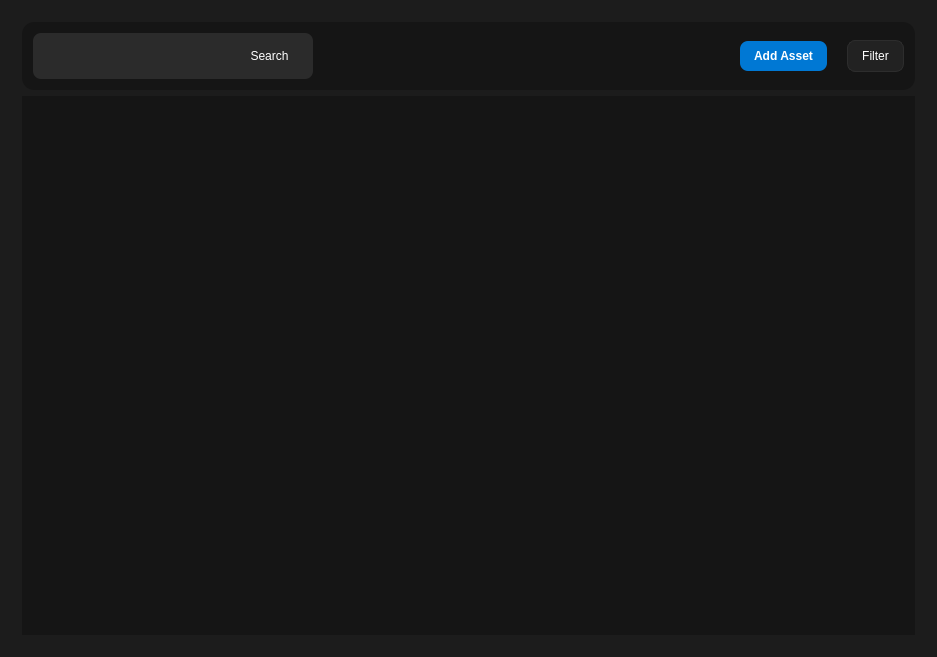
Old version of the form InventoryQtApp/AssetsPage.ui in the repository Felipeact/InventoryQtApp.
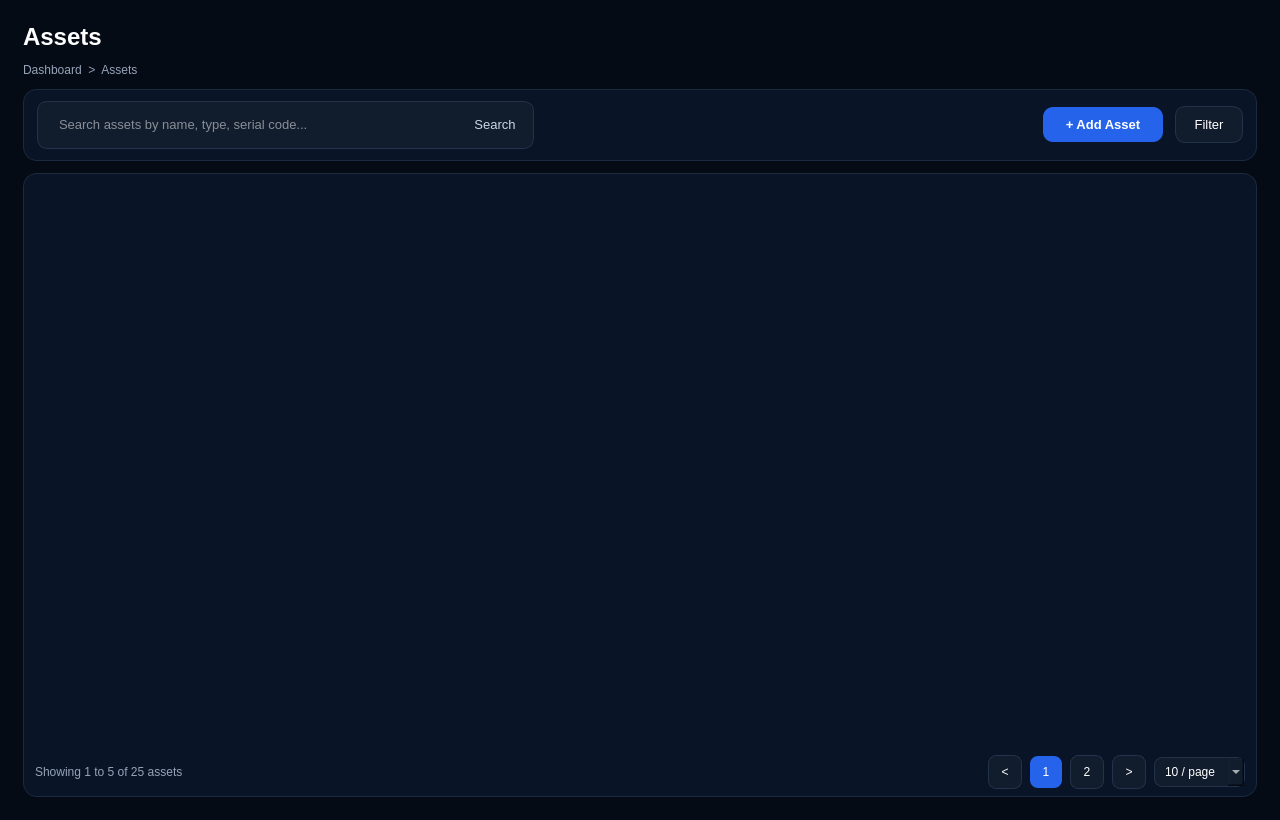
New version of the form. Icons and pictures are not drawn.

Commit message: Item and Asset Page ui update

```diff
--- a/InventoryQtApp/AssetsPage.ui
+++ b/InventoryQtApp/AssetsPage.ui
@@ -6,288 +6,295 @@
    <rect>
     <x>0</x>
     <y>0</y>
-    <width>937</width>
-    <height>657</height>
+    <width>1280</width>
+    <height>820</height>
    </rect>
   </property>
   <property name="windowTitle">
-   <string>AssetsPage</string>
+   <string>Assets</string>
   </property>
   <property name="styleSheet">
-   <string notr="true">QWidget {
-    background-color: #1c1c1c;
-    color: #ffffff;
-}
+   <string notr="true">
+				QWidget {
+				background-color: #050B14;
+				color: white;
+				font-family: &quot;Segoe UI&quot;;
+				}
 
+				QWidget#pageContainer {
+				background-color: transparent;
+				}
 
-QWidget#toolbarContainer {
-    background-color: #151515;
-    border-radius: 12px;
-}
+				QLabel#pageTitle {
+				font-size: 24px;
+				font-weight: 700;
+				color: white;
+				}
 
-QLineEdit#assetSearchInput {
-    background-color: #222222;
-    border: 1px solid #2d2d2d;
-    border-radius: 8px;
-    padding: 8px 12px;
-    color: #ffffff;
-}
+				QLabel#breadcrumbLabel {
+				font-size: 12px;
+				color: #94A3B8;
+				}
 
-QPushButton#addAssetButton {
-    background-color: #0078d4;
-    color: white;
-    border: none;
-    border-radius: 8px;
-    padding: 8px 14px;
-    font-weight: 600;
-}
+				QWidget#toolbarContainer {
+				background-color: #091426;
+				border: 1px solid #1A2A40;
+				border-radius: 14px;
+				}
 
-QPushButton#filterAssetButton {
-    background-color: #222222;
-    color: #ffffff;
-    border: 1px solid #2d2d2d;
-    border-radius: 8px;
-    padding: 8px 14px;
-}
+				QWidget#searchContainer {
+				background-color: #111C2D;
+				border: 1px solid #22324A;
+				border-radius: 10px;
+				}
 
-QTableWidget#assetsTable {
-    background-color: #151515;
-    color: #ffffff;
-    border: none;
-    gridline-color: transparent;
-    outline: none;
-}
+				QLineEdit#assetSearchInput {
+				border: none;
+				background: transparent;
+				color: white;
+				padding-left: 12px;
+				font-size: 13px;
+				}
 
-QHeaderView::section {
-    background-color: #202020;
-    color: #9ca3af;
-    border: none;
-    padding-left: 12px;
-    font-weight: 600;
-}
+				QPushButton#assetSearchButton {
+				border: none;
+				background: transparent;
+				color: #CBD5E1;
+				padding-right: 10px;
+				font-size: 13px;
+				}
 
-QTableWidget::item {
-    border-bottom: 1px solid #252525;
-    padding-left: 12px;
-}
+				QPushButton#addAssetButton {
+				background-color: #2563EB;
+				color: white;
+				border: none;
+				border-radius: 10px;
+				padding: 10px 22px;
+				font-size: 13px;
+				font-weight: 600;
+				}
 
-QTableWidget::item:selected {
-    background-color: #243044;
-}
+				QPushButton#addAssetButton:hover {
+				background-color: #3B82F6;
+				}
 
-QPushButton#viewActionButton {
-    background-color: #f59e0b;
-    color: white;
-    border: none;
-    border-radius: 6px;
-}
+				QPushButton#filterAssetButton {
+				background-color: #111C2D;
+				border: 1px solid #22324A;
+				color: white;
+				border-radius: 10px;
+				padding: 10px 18px;
+				font-size: 13px;
+				}
 
-QPushButton#editActionButton {
-    background-color: #0078d4;
-    color: white;
-    border: none;
-    border-radius: 6px;
-}
+				QWidget#tableCard {
+				background-color: #091426;
+				border: 1px solid #1A2A40;
+				border-radius: 14px;
+				}
 
-QPushButton#deleteActionButton {
-    background-color: #dc2626;
-    color: white;
-    border: none;
-    border-radius: 6px;
-}</string>
+				QTableWidget#assetsTable {
+				background-color: transparent;
+				border: none;
+				color: white;
+				gridline-color: transparent;
+				outline: none;
+				font-size: 13px;
+				}
+
+				QHeaderView::section {
+				background-color: #0C1728;
+				color: #94A3B8;
+				border: none;
+				border-bottom: 1px solid #1F2E45;
+				padding-left: 12px;
+				height: 42px;
+				font-size: 12px;
+				font-weight: 600;
+				}
+
+				QTableWidget::item {
+				border-bottom: 1px solid #132238;
+				padding-left: 12px;
+				height: 44px;
+				}
+
+				QTableWidget::item:selected {
+				background-color: #132238;
+				}
+
+				QWidget#paginationContainer {
+				background-color: transparent;
+				border: none;
+				}
+
+				QLabel#paginationLabel {
+				background-color: transparent;
+				border: none;
+				color: #94A3B8;
+				font-size: 12px;
+				}
+
+				QPushButton#prevPageButton,
+				QPushButton#page2Button,
+				QPushButton#nextPageButton {
+				background-color: #111C2D;
+				border: 1px solid #22324A;
+				border-radius: 8px;
+				color: white;
+				min-width: 32px;
+				min-height: 32px;
+				}
+
+				QPushButton#prevPageButton:hover,
+				QPushButton#page2Button:hover,
+				QPushButton#nextPageButton:hover {
+				background-color: #1A2940;
+				border: 1px solid #2D4B73;
+				}
+
+				QPushButton#activePageButton {
+				background-color: #2563EB;
+				border: none;
+				border-radius: 8px;
+				color: white;
+				min-width: 32px;
+				min-height: 32px;
+				}
+
+				QComboBox#pageSizeCombo {
+				background-color: #111C2D;
+				border: 1px solid #22324A;
+				border-radius: 8px;
+				color: white;
+				padding: 6px 10px;
+				}
+			</string>
   </property>
-  <layout class="QVBoxLayout" name="verticalLayout_2">
+  <layout class="QVBoxLayout" name="rootLayout">
+   <property name="spacing">
+    <number>12</number>
+   </property>
+   <property name="leftMargin">
+    <number>14</number>
+   </property>
+   <property name="topMargin">
+    <number>14</number>
+   </property>
+   <property name="rightMargin">
+    <number>14</number>
+   </property>
+   <property name="bottomMargin">
+    <number>14</number>
+   </property>
    <item>
-    <widget class="QWidget" name="widget" native="true">
-     <layout class="QVBoxLayout" name="verticalLayout">
+    <widget class="QWidget" name="pageContainer" native="true">
+     <layout class="QVBoxLayout" name="pageLayout">
+      <property name="spacing">
+       <number>12</number>
+      </property>
+      <item>
+       <layout class="QVBoxLayout" name="titleLayout">
+        <item>
+         <widget class="QLabel" name="pageTitle">
+          <property name="text">
+           <string>Assets</string>
+          </property>
+         </widget>
+        </item>
+        <item>
+         <widget class="QLabel" name="breadcrumbLabel">
+          <property name="text">
+           <string>Dashboard  &gt;  Assets</string>
+          </property>
+         </widget>
+        </item>
+       </layout>
+      </item>
       <item>
        <widget class="QWidget" name="toolbarContainer" native="true">
-        <property name="sizePolicy">
-         <sizepolicy hsizetype="Expanding" vsizetype="Fixed">
-          <horstretch>0</horstretch>
-          <verstretch>0</verstretch>
-         </sizepolicy>
-        </property>
-        <property name="maximumSize">
+        <property name="minimumSize">
          <size>
-          <width>16777215</width>
-          <height>70</height>
+          <width>0</width>
+          <height>72</height>
          </size>
         </property>
-        <layout class="QHBoxLayout" name="horizontalLayout">
+        <layout class="QHBoxLayout" name="toolbarLayout">
+         <property name="spacing">
+          <number>12</number>
+         </property>
+         <property name="leftMargin">
+          <number>14</number>
+         </property>
+         <property name="topMargin">
+          <number>12</number>
+         </property>
+         <property name="rightMargin">
+          <number>14</number>
+         </property>
+         <property name="bottomMargin">
+          <number>12</number>
+         </property>
          <item>
           <widget class="QWidget" name="searchContainer" native="true">
-           <property name="sizePolicy">
-            <sizepolicy hsizetype="Fixed" vsizetype="Fixed">
-             <horstretch>0</horstretch>
-             <verstretch>0</verstretch>
-            </sizepolicy>
-           </property>
            <property name="minimumSize">
             <size>
-             <width>280</width>
-             <height>0</height>
-            </size>
-           </property>
-           <property name="maximumSize">
-            <size>
              <width>340</width>
-             <height>16777215</height>
+             <height>44</height>
             </size>
            </property>
-           <property name="sizeIncrement">
-            <size>
-             <width>0</width>
-             <height>0</height>
-            </size>
-           </property>
-           <property name="styleSheet">
-            <string notr="true">QWidget#searchContainer {
-    background-color: #2b2b2b;
-    border-radius: 8px;
-}
-
-QLineEdit#assetSearchInput {
-    border: none;
-    background: transparent;
-    color: white;
-    padding-left: 10px;
-}
-
-QPushButton#assetSearchButton {
-    border: none;
-    background: transparent;
-    color: white;
-}</string>
-           </property>
-           <layout class="QHBoxLayout" name="horizontalLayout_3">
+           <layout class="QHBoxLayout" name="searchLayout">
+            <property name="leftMargin">
+             <number>8</number>
+            </property>
+            <property name="topMargin">
+             <number>0</number>
+            </property>
+            <property name="rightMargin">
+             <number>8</number>
+            </property>
+            <property name="bottomMargin">
+             <number>0</number>
+            </property>
             <item>
              <widget class="QLineEdit" name="assetSearchInput">
-              <property name="sizePolicy">
-               <sizepolicy hsizetype="Expanding" vsizetype="Fixed">
-                <horstretch>0</horstretch>
-                <verstretch>0</verstretch>
-               </sizepolicy>
-              </property>
-              <property name="minimumSize">
-               <size>
-                <width>173</width>
-                <height>24</height>
-               </size>
-              </property>
-              <property name="maximumSize">
-               <size>
-                <width>200</width>
-                <height>30</height>
-               </size>
-              </property>
-              <property name="sizeIncrement">
-               <size>
-                <width>0</width>
-                <height>0</height>
-               </size>
-              </property>
-              <property name="styleSheet">
-               <string notr="true"/>
+              <property name="placeholderText">
+               <string>Search assets by name, type, serial code...</string>
               </property>
              </widget>
             </item>
             <item>
              <widget class="QPushButton" name="assetSearchButton">
-              <property name="sizePolicy">
-               <sizepolicy hsizetype="Fixed" vsizetype="Fixed">
-                <horstretch>0</horstretch>
-                <verstretch>0</verstretch>
-               </sizepolicy>
-              </property>
-              <property name="minimumSize">
-               <size>
-                <width>65</width>
-                <height>0</height>
-               </size>
-              </property>
-              <property name="maximumSize">
-               <size>
-                <width>71</width>
-                <height>16777215</height>
-               </size>
-              </property>
-              <property name="styleSheet">
-               <string notr="true">border: none;</string>
-              </property>
               <property name="text">
                <string>Search</string>
               </property>
-              <property name="icon">
-               <iconset theme="QIcon::ThemeIcon::EditFind"/>
-              </property>
-              <property name="iconSize">
-               <size>
-                <width>23</width>
-                <height>16</height>
-               </size>
-              </property>
              </widget>
             </item>
            </layout>
           </widget>
          </item>
          <item>
-          <spacer name="horizontalSpacer">
+          <spacer name="toolbarSpacer">
            <property name="orientation">
             <enum>Qt::Orientation::Horizontal</enum>
            </property>
-           <property name="sizeType">
-            <enum>QSizePolicy::Policy::Expanding</enum>
-           </property>
            <property name="sizeHint" stdset="0">
             <size>
-             <width>396</width>
-             <height>20</height>
+             <width>0</width>
+             <height>0</height>
             </size>
            </property>
           </spacer>
          </item>
          <item>
           <widget class="QPushButton" name="addAssetButton">
-           <property name="sizePolicy">
-            <sizepolicy hsizetype="Fixed" vsizetype="Fixed">
-             <horstretch>0</horstretch>
-             <verstretch>0</verstretch>
-            </sizepolicy>
-           </property>
            <property name="text">
-            <string>Add Asset</string>
-           </property>
-           <property name="icon">
-            <iconset theme="QIcon::ThemeIcon::ListAdd"/>
+            <string>+ Add Asset</string>
            </property>
           </widget>
          </item>
-         <item>
-          <spacer name="horizontalSpacer_2">
-           <property name="orientation">
-            <enum>Qt::Orientation::Horizontal</enum>
-           </property>
-           <property name="sizeType">
-            <enum>QSizePolicy::Policy::Preferred</enum>
-           </property>
-           <property name="sizeHint" stdset="0">
-            <size>
-             <width>14</width>
-             <height>20</height>
-            </size>
-           </property>
-          </spacer>
-         </item>
          <item>
           <widget class="QPushButton" name="filterAssetButton">
-           <property name="sizePolicy">
-            <sizepolicy hsizetype="Fixed" vsizetype="Fixed">
-             <horstretch>0</horstretch>
-             <verstretch>0</verstretch>
-            </sizepolicy>
-           </property>
            <property name="text">
             <string>Filter</string>
            </property>
@@ -297,13 +304,126 @@
        </widget>
       </item>
       <item>
-       <widget class="QTableWidget" name="assetsTable">
-        <property name="styleSheet">
-         <string notr="true"/>
-        </property>
-        <property name="frameShape">
-         <enum>QFrame::Shape::NoFrame</enum>
-        </property>
+       <widget class="QWidget" name="tableCard" native="true">
+        <layout class="QVBoxLayout" name="tableCardLayout">
+         <property name="spacing">
+          <number>10</number>
+         </property>
+         <property name="leftMargin">
+          <number>12</number>
+         </property>
+         <property name="topMargin">
+          <number>12</number>
+         </property>
+         <property name="rightMargin">
+          <number>12</number>
+         </property>
+         <property name="bottomMargin">
+          <number>8</number>
+         </property>
+         <item>
+          <widget class="QTableWidget" name="assetsTable">
+           <property name="frameShape">
+            <enum>QFrame::Shape::NoFrame</enum>
+           </property>
+          </widget>
+         </item>
+         <item>
+          <widget class="QWidget" name="paginationContainer" native="true">
+           <property name="styleSheet">
+            <string notr="true">
+													QWidget#paginationContainer {
+													background-color: transparent;
+													border: none;
+													}
+
+													QLabel#paginationLabel {
+													background-color: transparent;
+													border: none;
+													color: #94A3B8;
+													}
+												</string>
+           </property>
+           <layout class="QHBoxLayout" name="paginationLayout">
+            <property name="spacing">
+             <number>8</number>
+            </property>
+            <property name="leftMargin">
+             <number>0</number>
+            </property>
+            <property name="topMargin">
+             <number>0</number>
+            </property>
+            <property name="rightMargin">
+             <number>0</number>
+            </property>
+            <property name="bottomMargin">
+             <number>0</number>
+            </property>
+            <item>
+             <widget class="QLabel" name="paginationLabel">
+              <property name="styleSheet">
+               <string notr="true">background-color: transparent; border: none; color: #94A3B8;</string>
+              </property>
+              <property name="text">
+               <string>Showing 1 to 5 of 25 assets</string>
+              </property>
+             </widget>
+            </item>
+            <item>
+             <spacer name="paginationSpacer">
+              <property name="orientation">
+               <enum>Qt::Orientation::Horizontal</enum>
+              </property>
+              <property name="sizeHint" stdset="0">
+               <size>
+                <width>0</width>
+                <height>0</height>
+               </size>
+              </property>
+             </spacer>
+            </item>
+            <item>
+             <widget class="QPushButton" name="prevPageButton">
+              <property name="text">
+               <string>&lt;</string>
+              </property>
+             </widget>
+            </item>
+            <item>
+             <widget class="QPushButton" name="activePageButton">
+              <property name="text">
+               <string>1</string>
+              </property>
+             </widget>
+            </item>
+            <item>
+             <widget class="QPushButton" name="page2Button">
+              <property name="text">
+               <string>2</string>
+              </property>
+             </widget>
+            </item>
+            <item>
+             <widget class="QPushButton" name="nextPageButton">
+              <property name="text">
+               <string>&gt;</string>
+              </property>
+             </widget>
+            </item>
+            <item>
+             <widget class="QComboBox" name="pageSizeCombo">
+              <item>
+               <property name="text">
+                <string>10 / page</string>
+               </property>
+              </item>
+             </widget>
+            </item>
+           </layout>
+          </widget>
+         </item>
+        </layout>
        </widget>
       </item>
      </layout>
@@ -311,7 +431,6 @@
    </item>
   </layout>
  </widget>
- <layoutdefault spacing="6" margin="11"/>
  <resources/>
  <connections/>
 </ui>
```
Left out of the diff: 1 changed line with no effect on the pictures. The commit also changes 4 other files.
